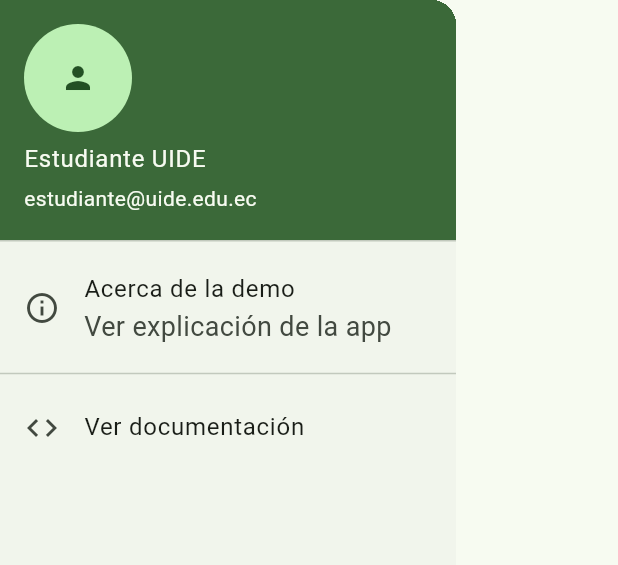
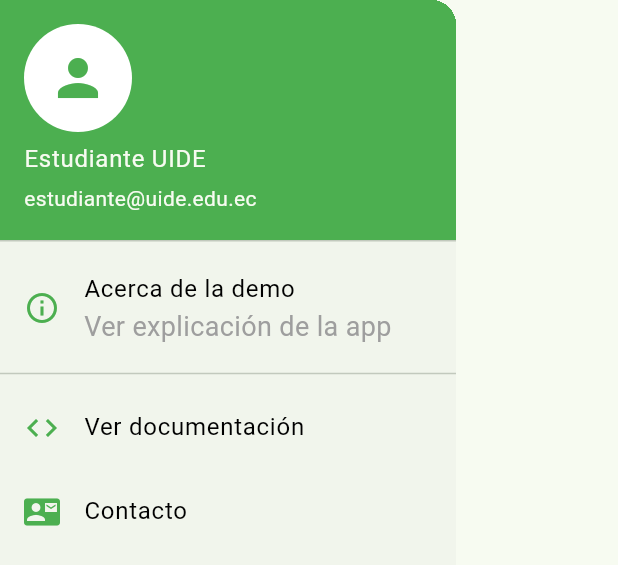
Before and after one commit to richardmijo/semana3_2526, a Flutter app: the MainDrawer widget shown alone on an empty page, opened directly, on a phone screen of 412 x 824 dp. Shown: the top 565 px of the screen. Run offline on Flutter 3.47's test engine with Material 3 defaults, Android fonts, the phone set to English and light mode, and no system bars.

Commit message:
Agregar DrawerItem, MainDrawer y README técnico con implementación

```diff
--- /dev/null
+++ b/lib/features/ui_demo/presentation/widgets/drawer_item.dart
@@ -0,0 +1,28 @@
+import 'package:flutter/material.dart';
+
+class DrawerItem extends StatelessWidget {
+  final IconData icon;
+  final String title;
+  final String? subtitle;
+  final VoidCallback onTap;
+
+  const DrawerItem({
+    super.key,
+    required this.icon,
+    required this.title,
+    required this.onTap,
+    this.subtitle,
+  });
+
+  @override
+  Widget build(BuildContext context) {
+    return ListTile(
+      leading: Icon(icon, color: Colors.green),
+      title: Text(title, style: const TextStyle(color: Colors.black)),
+      subtitle: subtitle != null
+          ? Text(subtitle!, style: const TextStyle(color: Colors.grey))
+          : null,
+      onTap: onTap,
+    );
+  }
+}
--- a/lib/features/ui_demo/presentation/widgets/main_drawer.dart
+++ b/lib/features/ui_demo/presentation/widgets/main_drawer.dart
@@ -1,4 +1,5 @@
 import 'package:flutter/material.dart';
+import 'drawer_item.dart';
 
 class MainDrawer extends StatelessWidget {
   const MainDrawer({super.key});
@@ -9,16 +10,22 @@
       child: Column(
         children: [
           const UserAccountsDrawerHeader(
+            decoration: BoxDecoration(
+              color: Colors.green,
+            ),
             accountName: Text('Estudiante UIDE'),
             accountEmail: Text('estudiante@uide.edu.ec'),
             currentAccountPicture: CircleAvatar(
-              child: Icon(Icons.person),
+              backgroundColor: Colors.white,
+              child: Icon(Icons.person, size: 40, color: Colors.green),
             ),
           ),
-          ListTile(
-            leading: const Icon(Icons.info_outline),
-            title: const Text('Acerca de la demo'),
-            subtitle: const Text('Ver explicación de la app'),
+
+          // 🔹 Primer ítem con subtítulo
+          DrawerItem(
+            icon: Icons.info_outline,
+            title: 'Acerca de la demo',
+            subtitle: 'Ver explicación de la app',
             onTap: () {
               Navigator.of(context).pop();
               showAboutDialog(
@@ -34,11 +41,13 @@
               );
             },
           ),
+
           const Divider(),
 
-          ListTile(
-            leading: const Icon(Icons.code),
-            title: const Text('Ver documentación'),
+          // 🔹 Segundo ítem
+          DrawerItem(
+            icon: Icons.code,
+            title: 'Ver documentación',
             onTap: () {
               Navigator.of(context).pop();
               ScaffoldMessenger.of(context).showSnackBar(
@@ -48,9 +57,22 @@
               );
             },
           ),
+
+          // 🔹 Tercer ítem
+          DrawerItem(
+            icon: Icons.contact_mail,
+            title: 'Contacto',
+            onTap: () {
+              Navigator.of(context).pop();
+              ScaffoldMessenger.of(context).showSnackBar(
+                const SnackBar(
+                  content: Text('Correo: estudiante@uide.edu.ec'),
+                ),
+              );
+            },
+          ),
         ],
       ),
     );
   }
 }
-// actividad
```
Also changed, not shown: lib/main.dart (+22 -1 lines), pubspec.lock, 1 other file.
